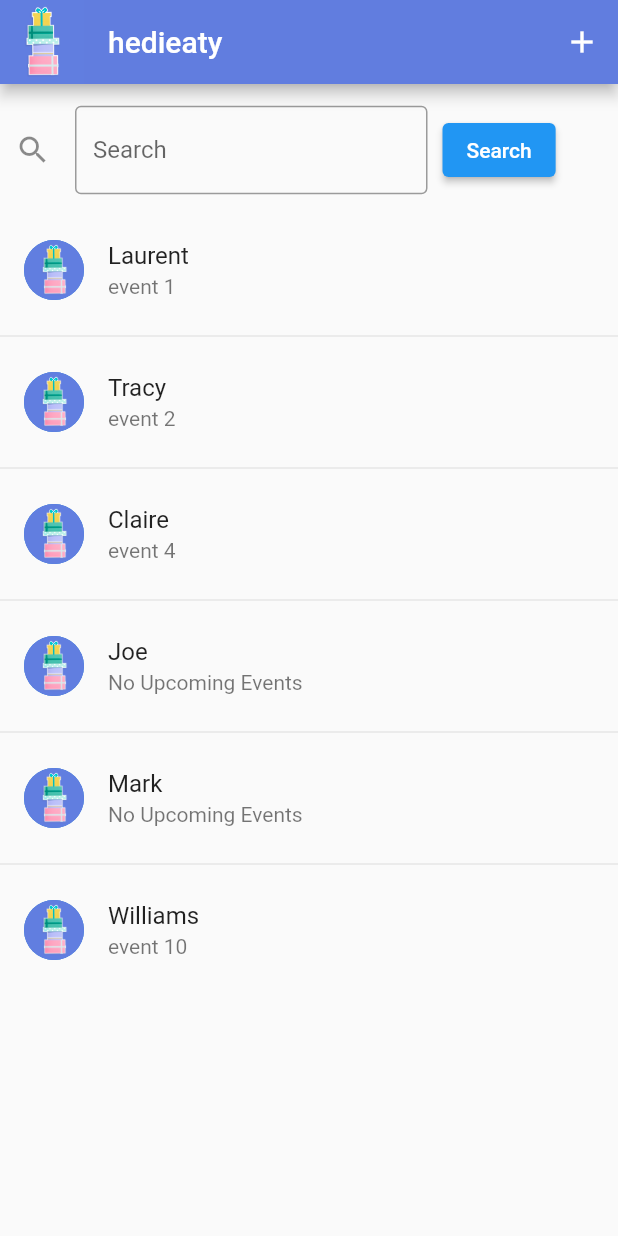
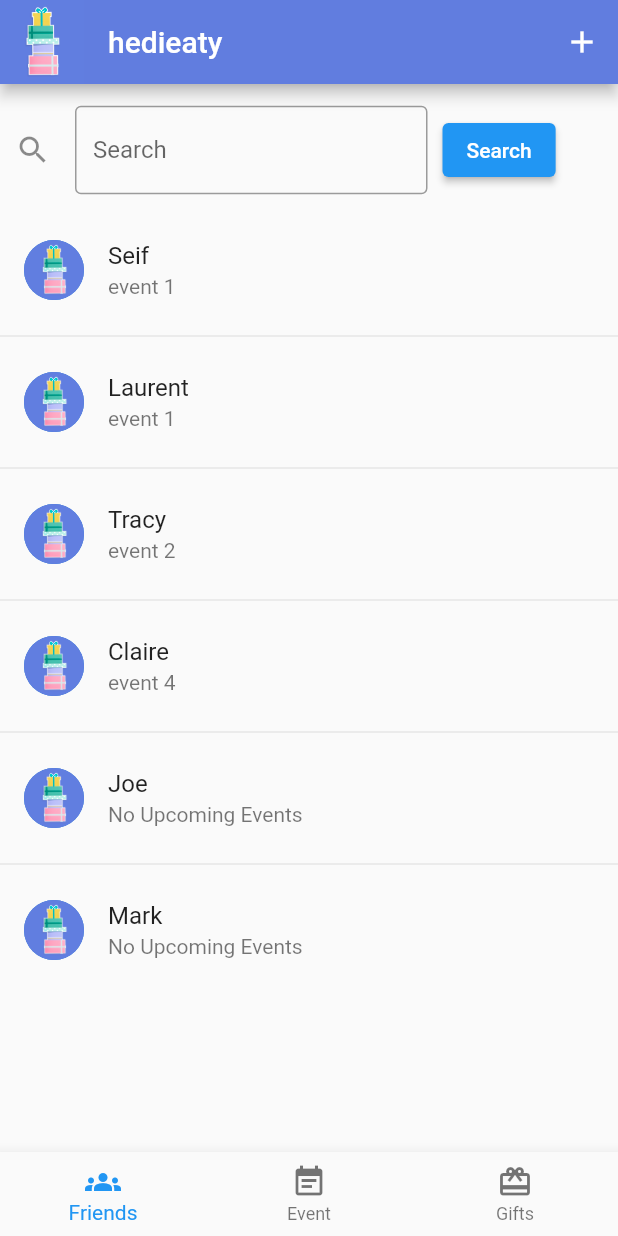
Before and after one commit to Seifeldin2510/Hedieaty, a Flutter app: the screen it shows after launch, on a phone screen of 412 x 824 dp. Run offline on Flutter 3.47's test engine with Material 2 defaults, Android fonts, the phone set to English and light mode, and no system bars.

Commit message:
updated home page and made event list page

```diff
--- /dev/null
+++ b/lib/View/friends_list_page.dart
@@ -0,0 +1,134 @@
+import 'package:flutter/material.dart';
+
+import 'gift_list_page.dart';
+
+class FriendsListPage extends StatefulWidget {
+  const FriendsListPage({super.key});
+
+  @override
+  State<FriendsListPage> createState() => _FriendsListPageState();
+}
+
+class _FriendsListPageState extends State<FriendsListPage> {
+
+  List<String> names = ["Seif","Laurent","Tracy","Claire","Joe","Mark","Williams"];
+  List<String> ProfilePicture = ["assets/stack-gift-boxes-icon-isolated.jpg","assets/stack-gift-boxes-icon-isolated.jpg","assets/stack-gift-boxes-icon-isolated.jpg","assets/stack-gift-boxes-icon-isolated.jpg","assets/stack-gift-boxes-icon-isolated.jpg","assets/stack-gift-boxes-icon-isolated.jpg","assets/stack-gift-boxes-icon-isolated.jpg"];
+  List<String> events = ["event 1","event 1","event 2","event 4","No Upcoming Events","No Upcoming Events","event 10"];
+
+  List<String> Selectednames = ["Seif","Laurent","Tracy","Claire","Joe","Mark","Williams"];
+  List<String> SelectedProfilePicture = ["assets/stack-gift-boxes-icon-isolated.jpg","assets/stack-gift-boxes-icon-isolated.jpg","assets/stack-gift-boxes-icon-isolated.jpg","assets/stack-gift-boxes-icon-isolated.jpg","assets/stack-gift-boxes-icon-isolated.jpg","assets/stack-gift-boxes-icon-isolated.jpg","assets/stack-gift-boxes-icon-isolated.jpg"];
+  List<String> Selectedevents = ["event 1","event 1","event 2","event 4","No Upcoming Events","No Upcoming Events","event 10"];
+
+  TextEditingController searchController = TextEditingController();
+  String searchValue = "";
+  int index = 0;
+
+  @override
+  Widget build(BuildContext context) {
+    return Scaffold(
+      appBar: AppBar(
+        backgroundColor: const Color(0xff617ddf),
+        title: const Text("hedieaty"),
+        leading: Image.asset("assets/stack-gift-boxes-icon-isolated.jpg"),
+        actions: [
+          IconButton(onPressed: (){
+
+          },
+              icon: const Icon(Icons.add))
+        ],
+      ),
+      body: SingleChildScrollView(
+        child: Column(
+          children: [
+            Padding(
+              padding: const EdgeInsets.all(10.0),
+              child: Row(
+                children: [
+                  SizedBox(
+                    width: 275,
+                    child:
+                    TextField(
+                      controller: searchController,
+                      decoration: const InputDecoration(
+                        border: OutlineInputBorder(),
+                        icon: Icon(Icons.search),
+                        hintText: "Search",
+                      ),
+                      onChanged: (var x)
+                      {
+                        setState(() {
+                          searchValue = x;
+                        });
+                      },
+                    ),
+                  ),
+                  Container(
+                    margin: const EdgeInsets.all(10.0) ,
+                    child: ElevatedButton(
+                      onPressed: ()
+                      {
+                        if(searchValue.isEmpty || searchValue == "")
+                        {
+                          Selectednames.removeRange(0, Selectednames.length);
+                          Selectednames.addAll(names);
+                          Selectedevents.removeRange(0, Selectedevents.length);
+                          Selectedevents.addAll(events);
+                          SelectedProfilePicture.removeRange(0, SelectedProfilePicture.length);
+                          SelectedProfilePicture.addAll(ProfilePicture);
+                        }
+                        else
+                        {
+                          searchValue = searchValue.toLowerCase();
+                          names.forEach((element) {
+                            if(element.toLowerCase() == searchValue)
+                            {
+                              Selectednames.removeRange(0, Selectednames.length);
+                              Selectednames.add(element);
+                              index = names.indexOf(element);
+                              Selectedevents.removeRange(0, Selectedevents.length);
+                              Selectedevents.add(events[index]);
+                              SelectedProfilePicture.removeRange(0, SelectedProfilePicture.length);
+                              SelectedProfilePicture.add(ProfilePicture[index]);
+                            }
+                          });
+                        }
+                        setState(() {
+
+                        });
+                      }
+                      , child: const Text("Search"),
+                    ),
+                  ),
+                ],
+              ),
+            ),
+            SizedBox(
+              height: 500,
+              child: ListView.separated(
+                itemCount: Selectednames.length ,
+                itemBuilder:(context,index){
+                  return ListTile(
+                    leading: CircleAvatar(
+                      radius: 20,
+                      backgroundImage: AssetImage(SelectedProfilePicture[index]),
+                    ),
+                    title: InkWell(
+                      onTap: (){
+                        Navigator.push(context, MaterialPageRoute(builder: (context)=> GiftListPage()));
+                      },
+                      child:Text(Selectednames[index]),
+                    ),
+                    subtitle: Text(Selectedevents[index]),
+                  );
+                },
+                separatorBuilder: (context,index){
+                  return Divider();
+                },
+              ),
+            ),
+          ],
+        ),
+      ),
+    );
+  }
+}
--- a/lib/View/home_page.dart
+++ b/lib/View/home_page.dart
@@ -1,5 +1,7 @@
 import 'package:flutter/material.dart';
+import 'package:hedieaty/View/friends_list_page.dart';
 
+import 'event_list_page.dart';
 import 'gift_list_page.dart';
 
 class HomePage extends StatefulWidget {
@@ -10,124 +12,42 @@ class HomePage extends StatefulWidget {
 }
 
 class _HomePageState extends State<HomePage> {
-  List<String> names = ["Laurent","Tracy","Claire","Joe","Mark","Williams"];
-  List<String> ProfilePicture = ["assets/stack-gift-boxes-icon-isolated.jpg","assets/stack-gift-boxes-icon-isolated.jpg","assets/stack-gift-boxes-icon-isolated.jpg","assets/stack-gift-boxes-icon-isolated.jpg","assets/stack-gift-boxes-icon-isolated.jpg","assets/stack-gift-boxes-icon-isolated.jpg"];
-  List<String> events = ["event 1","event 2","event 4","No Upcoming Events","No Upcoming Events","event 10"];
+  changePage(int index){
+    selectedIndex=index;
+    setState(() {
 
-  List<String> Selectednames = ["Laurent","Tracy","Claire","Joe","Mark","Williams"];
-  List<String> SelectedProfilePicture = ["assets/stack-gift-boxes-icon-isolated.jpg","assets/stack-gift-boxes-icon-isolated.jpg","assets/stack-gift-boxes-icon-isolated.jpg","assets/stack-gift-boxes-icon-isolated.jpg","assets/stack-gift-boxes-icon-isolated.jpg","assets/stack-gift-boxes-icon-isolated.jpg"];
-  List<String> Selectedevents = ["event 1","event 2","event 4","No Upcoming Events","No Upcoming Events","event 10"];
+    });
+  }
 
-  TextEditingController searchController = TextEditingController();
-  String searchValue = "";
-  int index = 0;
-
+  int selectedIndex = 0;
+  List<Widget> pages = [
+    const FriendsListPage(),
+    const EventListPage(),
+    const GiftListPage(),
+  ];
 
   @override
   Widget build(BuildContext context) {
     return Scaffold(
-      appBar: AppBar(
-        backgroundColor: const Color(0xff617ddf),
-        title: const Text("hedieaty"),
-        leading: Image.asset("assets/stack-gift-boxes-icon-isolated.jpg"),
-        actions: [
-          IconButton(onPressed: (){
+      body: pages[selectedIndex],
 
-          },
-              icon: const Icon(Icons.add))
+      bottomNavigationBar: BottomNavigationBar(
+        currentIndex: selectedIndex,
+        onTap: changePage,
+        items:const  [
+           BottomNavigationBarItem(
+              label: "Friends",
+              icon: Icon(Icons.groups)
+           ),
+          BottomNavigationBarItem(
+              label: "Event",
+              icon: Icon(Icons.event_note)
+          ),
+           BottomNavigationBarItem(
+            label: "Gifts",
+              icon: Icon(Icons.card_giftcard),
+          ),
         ],
-      ),
-      body: SingleChildScrollView(
-        child: Column(
-          children: [
-            Padding(
-              padding: const EdgeInsets.all(10.0),
-              child: Row(
-                children: [
-                  SizedBox(
-                    width: 275,
-                    child:
-                    TextField(
-                      controller: searchController,
-                      decoration: const InputDecoration(
-                        border: OutlineInputBorder(),
-                        icon: Icon(Icons.search),
-                        hintText: "Search",
-                      ),
-                      onChanged: (var x)
-                      {
-                        setState(() {
-                          searchValue = x;
-                        });
-                      },
-                    ),
-                  ),
-                  Container(
-                    margin: EdgeInsets.all(10.0) ,
-                    child: ElevatedButton(
-                      onPressed: ()
-                      {
-                        if(searchValue.isEmpty || searchValue == "")
-                        {
-                          Selectednames.removeRange(0, Selectednames.length);
-                          Selectednames.addAll(names);
-                          Selectedevents.removeRange(0, Selectedevents.length);
-                          Selectedevents.addAll(events);
-                          SelectedProfilePicture.removeRange(0, SelectedProfilePicture.length);
-                          SelectedProfilePicture.addAll(ProfilePicture);
-                        }
-                        else
-                        {
-                          searchValue = searchValue.toLowerCase();
-                          names.forEach((element) {
-                            if(element.toLowerCase() == searchValue)
-                            {
-                              Selectednames.removeRange(0, Selectednames.length);
-                              Selectednames.add(element);
-                              index = names.indexOf(element);
-                              Selectedevents.removeRange(0, Selectedevents.length);
-                              Selectedevents.add(events[index]);
-                              SelectedProfilePicture.removeRange(0, SelectedProfilePicture.length);
-                              SelectedProfilePicture.add(ProfilePicture[index]);
-                            }
-                          });
-                        }
-                        setState(() {
-
-                        });
-                      }
-                      , child: const Text("Search"),
-                    ),
-                  ),
-                ],
-              ),
-            ),
-            SizedBox(
-              height: 500,
-              child: ListView.separated(
-                itemCount: Selectednames.length ,
-                itemBuilder:(context,index){
-                  return ListTile(
-                    leading: CircleAvatar(
-                      radius: 20,
-                      backgroundImage: AssetImage("${SelectedProfilePicture[index]}"),
-                    ),
-                    title: InkWell(
-                      onTap: (){
-                        Navigator.push(context, MaterialPageRoute(builder: (context)=> GiftListPage()));
-                      },
-                      child:Text("${Selectednames[index]}"),
-                    ),
-                    subtitle: Text(Selectedevents[index]),
-                  );
-                },
-                separatorBuilder: (context,index){
-                  return Divider();
-                },
-              ),
-            ),
-          ],
-        ),
       ),
     );
   }
--- a/lib/main.dart
+++ b/lib/main.dart
@@ -12,9 +12,9 @@ class MyApp extends StatelessWidget {
   // This widget is the root of your application.
   @override
   Widget build(BuildContext context) {
-    return MaterialApp(
+    return const MaterialApp(
       title: 'hedieaty',
-      home: const HomePage(),
+      home: HomePage(),
     );
   }
 }
```
Also changed, not shown: lib/View/event_list_page.dart (added, +65 -0 lines), lib/View/gift_list_page.dart (+7 -1 lines).
